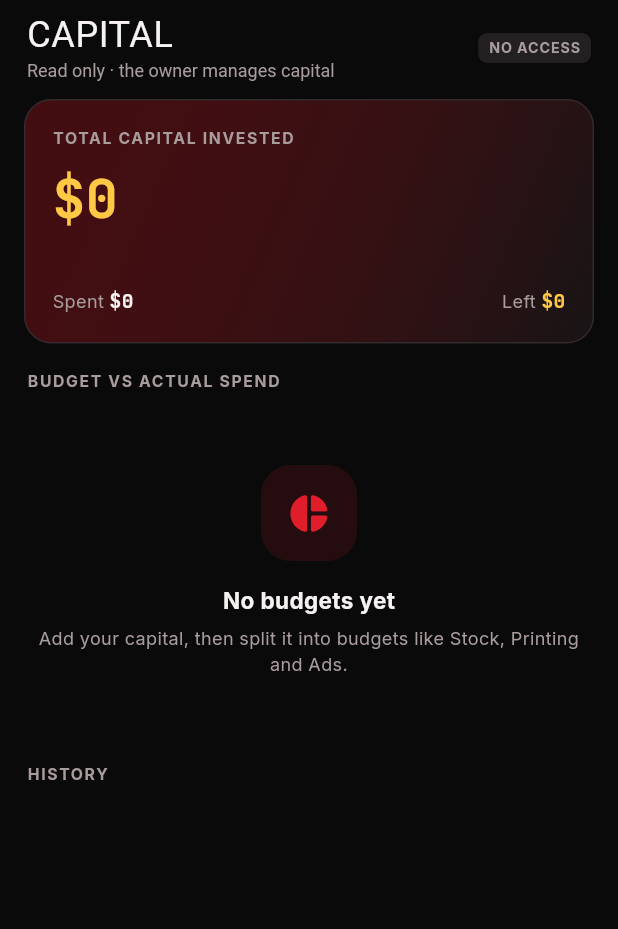
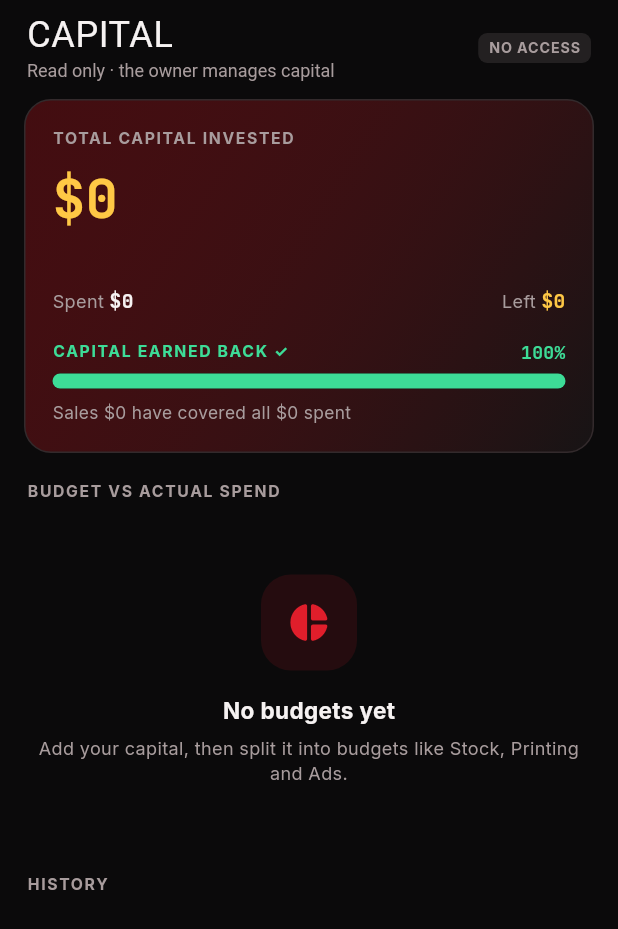
Before and after one commit to Malek-hamdan/my-new-video, a Flutter app: the CapitalScreen widget shown alone on an empty page, opened directly, on a phone screen of 412 x 824 dp. Shown: the top 929 px of the screen. Run offline on Flutter 3.47's test engine with Material 3 defaults, Android fonts, the phone set to English and light mode, and no system bars; drawn by our look-alikes of flutter_animate; our stand-ins replace cloud_firestore, firebase_auth, firebase_core, material_ui, package_info_plus, shared_preferences; missing offline and left inert: ota_update; accounts and stored records are empty; network calls fail; Roboto replaces fonts that are missing (DelaGothic).

Commit message:
Show how much sales still need to earn back, on Home and Capital
Co-Authored-By: Claude Opus 5.5 <noreply@anthropic.com>
Claude-Session: https://claude.ai/code/session_018f8iPCV3gpG7R7a6VyWTxn

```diff
--- a/app/lib/state.dart
+++ b/app/lib/state.dart
@@ -156,6 +156,16 @@ class AppState extends ChangeNotifier {
   double get capitalIn => capital.where((c) => c.isDeposit).fold(0, (a, c) => a + c.amount);
   double get spentAllTime => payments.where((p) => p.paid).fold(0, (a, p) => a + p.amountUsd);
   double get capitalLeft => capitalIn - spentAllTime;
+
+  /// All money in from sales, ever.
+  double get salesAllTime => sales.where((s) => s.completed).fold(0, (a, s) => a + s.totalUsd);
+
+  /// How much sales still need to bring in before everything spent so far
+  /// (capital included) has come back. 0 once it has.
+  double get leftToRecover => (spentAllTime - salesAllTime).clamp(0, double.infinity);
+
+  /// Share of everything spent that sales have brought back (0 to 1).
+  double get recoveredShare => spentAllTime <= 0 ? 1 : (salesAllTime / spentAllTime).clamp(0, 1);
   Iterable<Payment> get pending => payments.where((p) => !p.paid);
   double get pendingTotal => pending.fold(0, (a, p) => a + p.amountUsd);
 
--- a/app/lib/ui/capital.dart
+++ b/app/lib/ui/capital.dart
@@ -47,10 +47,21 @@ class CapitalScreen extends StatelessWidget {
               const Text('Left ', style: subStyle),
               RollingMoney(app.capitalLeft, style: mono(13, color: app.capitalLeft >= 0 ? C.gold : C.down)),
             ]),
-            if (app.capitalLeft < 0) ...[
-              const SizedBox(height: 8),
-              Text('Spending is above capital: the extra is coming from sales.', style: subStyle.copyWith(fontSize: 11, color: C.down)),
-            ],
+            const SizedBox(height: 16),
+            Row(children: [
+              Label(app.leftToRecover > 0 ? 'Still to earn back' : 'Capital earned back ✓', color: app.leftToRecover > 0 ? C.mute : C.up),
+              const Spacer(),
+              Text('${(app.recoveredShare * 100).round()}%', style: mono(12, color: C.up)),
+            ]),
+            const SizedBox(height: 6),
+            _Bar(frac: app.recoveredShare, color: C.up, height: 10),
+            const SizedBox(height: 8),
+            Text(
+              app.leftToRecover > 0
+                  ? 'Sales so far ${money0(app.salesAllTime)} of ${money0(app.spentAllTime)} spent · ${money0(app.leftToRecover)} to go'
+                  : 'Sales ${money0(app.salesAllTime)} have covered all ${money0(app.spentAllTime)} spent',
+              style: subStyle.copyWith(fontSize: 11.5),
+            ),
           ]),
         ),
       ),
--- a/app/lib/ui/dashboard.dart
+++ b/app/lib/ui/dashboard.dart
@@ -145,7 +145,13 @@ class DashboardScreen extends StatelessWidget {
           children: [
             _Tile('Tees sold', Text(count(app.piecesSold), style: mono(20)), '${app.orders} orders'),
             _Tile('Avg order', RollingMoney(app.avgOrder, format: money, style: mono(20)), 'per completed sale'),
-            _Tile('Capital left', RollingMoney(app.capitalLeft, style: mono(20, color: C.gold)), 'of ${money0(app.capitalIn)}'),
+            _Tile(
+              app.leftToRecover > 0 ? 'To earn back' : 'Earned back',
+              app.leftToRecover > 0
+                  ? RollingMoney(app.leftToRecover, style: mono(20, color: C.gold))
+                  : RollingMoney(app.salesAllTime - app.spentAllTime, format: signedMoney0, style: mono(20, color: C.up)),
+              app.leftToRecover > 0 ? '${(app.recoveredShare * 100).round()}% of ${money0(app.spentAllTime)} back' : 'all spending covered ✓',
+            ),
             _Tile('Pending to pay', RollingMoney(app.pendingTotal, style: mono(20, color: C.red)), '${pend.length} payment${pend.length == 1 ? '' : 's'}'),
           ],
         ),
--- a/app/pubspec.yaml
+++ b/app/pubspec.yaml
@@ -16,7 +16,7 @@ publish_to: 'none' # Remove this line if you wish to publish to pub.dev
 # https://developer.apple.com/library/archive/documentation/General/Reference/InfoPlistKeyReference/Articles/CoreFoundationKeys.html
 # In Windows, build-name is used as the major, minor, and patch parts
 # of the product and file versions while build-number is used as the build suffix.
-version: 1.6.1+10
+version: 1.6.2+11
 
 environment:
   sdk: ^3.14.0
```
